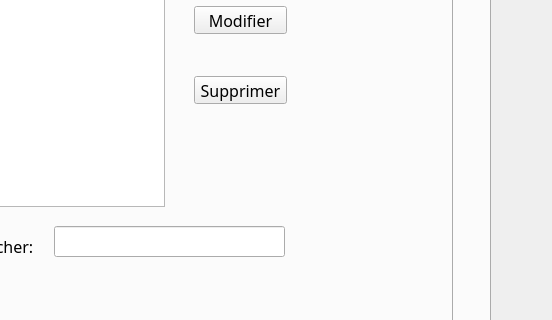
Above: dialog.ui from youssefklila1/smart_municipality_2A6 before the change; both pictures show x 580 to 1132 and y 245 to 565 of the 1132 by 668 pixel window. Below: the same form after it.
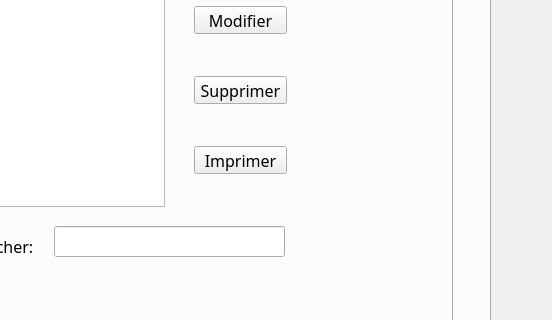
That is the form after the change. Icons and pictures are not drawn.

What changed in the file:
```diff
--- a/dialog.ui
+++ b/dialog.ui
@@ -247,6 +247,19 @@
         <string>ID</string>
        </property>
       </widget>
+      <widget class="QPushButton" name="imprimer">
+       <property name="geometry">
+        <rect>
+         <x>590</x>
+         <y>230</y>
+         <width>93</width>
+         <height>28</height>
+        </rect>
+       </property>
+       <property name="text">
+        <string>Imprimer</string>
+       </property>
+      </widget>
      </widget>
     </widget>
    </widget>
```
